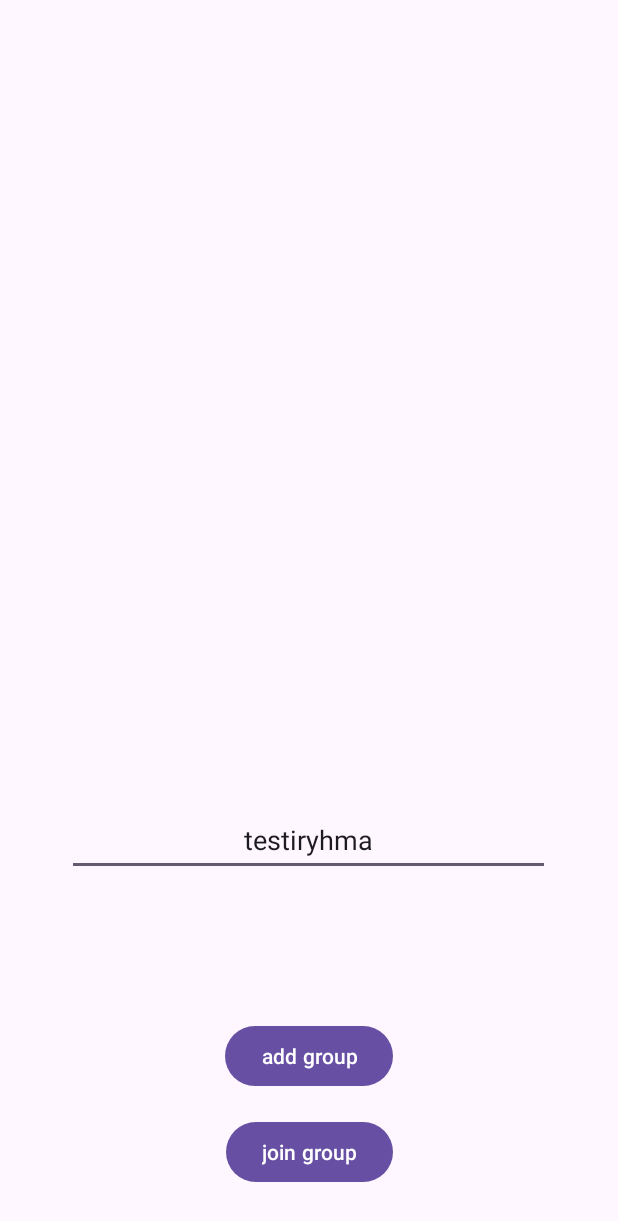
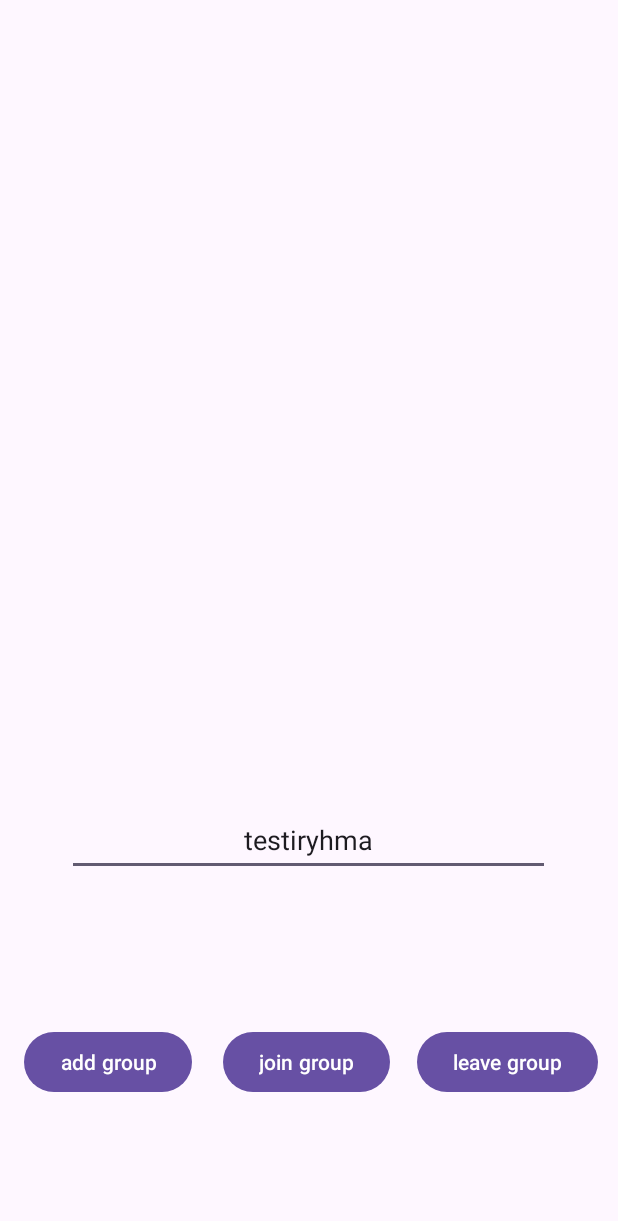
Before and after one commit to RauliYoung/OTP-1, an Android app: the layout activity_group.xml on its own in the app's theme, with its tools: preview values and no code run, on a phone screen of 412 x 824 dp. Shown: the top 1221 px of the screen. Run offline under Robolectric (Android 15) with nearby library versions, the phone set to English and light mode, and no system bars.

Commit message:
User can now leave from the group

```diff
--- a/app/src/main/java/com/example/opt_1/control/Controller.java
+++ b/app/src/main/java/com/example/opt_1/control/Controller.java
@@ -74,4 +74,9 @@ public class Controller implements IModeltoView,IViewtoModel {
     public void joinToGroup(String groupOwnerEmail) {
         database.addUserToTheGroup(groupOwnerEmail);
     }
+
+    @Override
+    public void leaveFromGroup(String groupOwnerEmail) {
+        database.removeUserFromTheGroup(groupOwnerEmail);
+    }
 }
--- a/app/src/main/java/com/example/opt_1/control/IViewtoModel.java
+++ b/app/src/main/java/com/example/opt_1/control/IViewtoModel.java
@@ -11,4 +11,5 @@ public interface IViewtoModel {
     void setRegisterInformation(String firstName, String lastName, String username, String password, String email, CRUDCallbacks callback);
     void createNewGroup(String groupName);
     void joinToGroup(String groupOwnerEmail);
+    void leaveFromGroup(String groupOwnerEmail);
 }
--- a/app/src/main/java/com/example/opt_1/model/IDAO.java
+++ b/app/src/main/java/com/example/opt_1/model/IDAO.java
@@ -10,6 +10,7 @@ public interface IDAO {
     void loginUser(String email, String password);
     void addNewGroupToDatabase(String groupName);
     void addUserToTheGroup(String groupOwnerEmail);
+    void removeUserFromTheGroup(String groupOwnerEmail);
     Boolean getRegisterErrorCheck();
     void updateData();
     void createNewGroup(Group group, CRUDCallbacks callback);
--- a/app/src/main/res/layout/activity_group.xml
+++ b/app/src/main/res/layout/activity_group.xml
@@ -10,21 +10,34 @@
         android:id="@+id/addGroupButton"
         android:layout_width="wrap_content"
         android:layout_height="wrap_content"
-        android:layout_marginBottom="96dp"
+        android:layout_marginBottom="92dp"
         android:text="add group"
         app:layout_constraintBottom_toBottomOf="parent"
         app:layout_constraintEnd_toEndOf="parent"
+        app:layout_constraintHorizontal_bias="0.053"
         app:layout_constraintStart_toStartOf="parent" />
 
     <Button
         android:id="@+id/joinGroupButton"
         android:layout_width="wrap_content"
         android:layout_height="wrap_content"
-        android:layout_marginBottom="32dp"
+        android:layout_marginBottom="92dp"
         android:text="join group"
         app:layout_constraintBottom_toBottomOf="parent"
         app:layout_constraintEnd_toEndOf="parent"
-        app:layout_constraintStart_toStartOf="parent" />
+        app:layout_constraintHorizontal_bias="0.12"
+        app:layout_constraintStart_toEndOf="@+id/addGroupButton" />
+
+    <Button
+        android:id="@+id/leaveGroupButton"
+        android:layout_width="wrap_content"
+        android:layout_height="wrap_content"
+        android:layout_marginBottom="92dp"
+        android:text="leave group"
+        app:layout_constraintBottom_toBottomOf="parent"
+        app:layout_constraintEnd_toEndOf="parent"
+        app:layout_constraintHorizontal_bias="0.578"
+        app:layout_constraintStart_toEndOf="@+id/joinGroupButton" />
 
     <EditText
         android:id="@+id/groupNameInput"
```
Also changed, not shown: app/src/main/java/com/example/opt_1/model/DAO.java (+27 -0 lines), app/src/main/java/com/example/opt_1/view/GroupActivity.java (+9 -1 lines).
